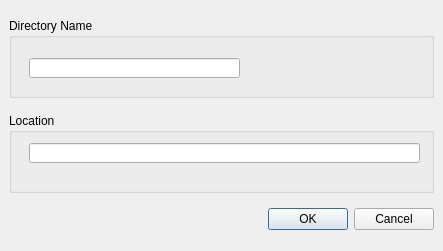
Qt form managefile/propofdirdialog.ui (MrMattMunro/filesearch) before a commit.
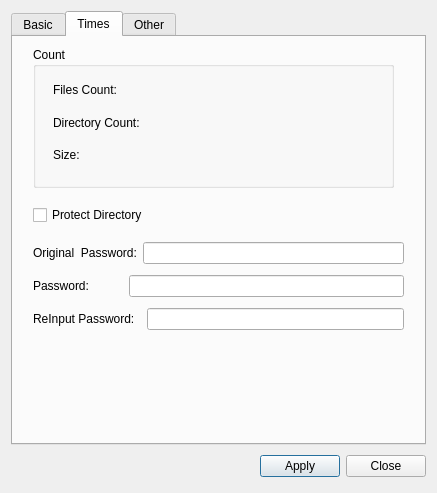
The same form after that commit.

The edit to the form file:
```diff
--- a/managefile/propofdirdialog.ui
+++ b/managefile/propofdirdialog.ui
@@ -6,87 +6,361 @@
    <rect>
     <x>0</x>
     <y>0</y>
-    <width>443</width>
-    <height>251</height>
+    <width>437</width>
+    <height>456</height>
    </rect>
   </property>
+  <property name="sizePolicy">
+   <sizepolicy hsizetype="Minimum" vsizetype="Preferred">
+    <horstretch>0</horstretch>
+    <verstretch>0</verstretch>
+   </sizepolicy>
+  </property>
   <property name="windowTitle">
    <string>Data Import</string>
   </property>
-  <layout class="QGridLayout">
-   <property name="margin">
-    <number>9</number>
-   </property>
-   <property name="spacing">
-    <number>6</number>
-   </property>
-   <item row="12" column="2">
-    <widget class="QDialogButtonBox" name="buttonBox">
-     <property name="whatsThis">
-      <string/>
+  <layout class="QVBoxLayout">
+   <item>
+    <widget class="QTabWidget" name="tabWidget">
+     <property name="currentIndex">
+      <number>1</number>
      </property>
-     <property name="orientation">
-      <enum>Qt::Horizontal</enum>
-     </property>
-     <property name="standardButtons">
-      <set>QDialogButtonBox::Cancel|QDialogButtonBox::Ok</set>
-     </property>
-    </widget>
-   </item>
-   <item row="6" column="2">
-    <widget class="QGroupBox" name="groupBox">
-     <property name="minimumSize">
-      <size>
-       <width>0</width>
-       <height>40</height>
-      </size>
-     </property>
-     <property name="maximumSize">
-      <size>
-       <width>500</width>
-       <height>80</height>
-      </size>
-     </property>
-     <property name="title">
-      <string>Directory Name</string>
-     </property>
-     <widget class="QLineEdit" name="dirName">
-      <property name="geometry">
-       <rect>
-        <x>20</x>
-        <y>40</y>
-        <width>211</width>
-        <height>20</height>
-       </rect>
-      </property>
-      <property name="toolTip">
-       <string>eg: *.doc,*.pdf</string>
-      </property>
+     <widget class="QWidget" name="basic">
+      <attribute name="title">
+       <string>Basic</string>
+      </attribute>
+      <layout class="QGridLayout" name="gridLayout_5">
+       <item row="0" column="0">
+        <widget class="QGroupBox" name="groupBox">
+         <property name="sizePolicy">
+          <sizepolicy hsizetype="Preferred" vsizetype="Preferred">
+           <horstretch>0</horstretch>
+           <verstretch>0</verstretch>
+          </sizepolicy>
+         </property>
+         <property name="title">
+          <string>Name</string>
+         </property>
+         <layout class="QGridLayout">
+          <item row="1" column="0">
+           <widget class="QLineEdit" name="name"/>
+          </item>
+         </layout>
+        </widget>
+       </item>
+       <item row="1" column="0">
+        <widget class="QGroupBox" name="groupBox_3">
+         <property name="title">
+          <string>UUID</string>
+         </property>
+         <layout class="QGridLayout" name="gridLayout_2">
+          <item row="0" column="0">
+           <widget class="QLineEdit" name="uuid"/>
+          </item>
+         </layout>
+        </widget>
+       </item>
+       <item row="2" column="0">
+        <widget class="QGroupBox" name="groupBox_4">
+         <property name="title">
+          <string>Icon</string>
+         </property>
+         <layout class="QGridLayout" name="gridLayout_3">
+          <item row="0" column="0">
+           <layout class="QHBoxLayout" name="horizontalLayout_7">
+            <item>
+             <widget class="QToolButton" name="icon">
+              <property name="text">
+               <string>...</string>
+              </property>
+             </widget>
+            </item>
+            <item>
+             <widget class="QToolButton" name="changIconBtn">
+              <property name="text">
+               <string>ChangeIcon</string>
+              </property>
+             </widget>
+            </item>
+           </layout>
+          </item>
+         </layout>
+        </widget>
+       </item>
+       <item row="3" column="0">
+        <widget class="QGroupBox" name="groupBox_5">
+         <property name="title">
+          <string>Location</string>
+         </property>
+         <layout class="QGridLayout" name="gridLayout_4">
+          <item row="0" column="0">
+           <widget class="QLineEdit" name="location"/>
+          </item>
+         </layout>
+        </widget>
+       </item>
+       <item row="4" column="0">
+        <widget class="QGroupBox" name="groupBox_2">
+         <property name="title">
+          <string>Description</string>
+         </property>
+         <layout class="QGridLayout" name="gridLayout">
+          <item row="0" column="0">
+           <widget class="QTextEdit" name="desp"/>
+          </item>
+         </layout>
+        </widget>
+       </item>
+      </layout>
      </widget>
+     <widget class="QWidget" name="protect">
+      <attribute name="title">
+       <string>Times</string>
+      </attribute>
+      <widget class="QGroupBox" name="groupBox_6">
+       <property name="geometry">
+        <rect>
+         <x>20</x>
+         <y>10</y>
+         <width>361</width>
+         <height>141</height>
+        </rect>
+       </property>
+       <property name="title">
+        <string>Count</string>
+       </property>
+       <widget class="QWidget" name="">
+        <property name="geometry">
+         <rect>
+          <x>20</x>
+          <y>30</y>
+          <width>101</width>
+          <height>91</height>
+         </rect>
+        </property>
+        <layout class="QVBoxLayout" name="verticalLayout_2">
+         <item>
+          <widget class="QLabel" name="label_2">
+           <property name="text">
+            <string>Files Count:</string>
+           </property>
+          </widget>
+         </item>
+         <item>
+          <widget class="QLabel" name="label_3">
+           <property name="text">
+            <string>Directory Count:</string>
+           </property>
+          </widget>
+         </item>
+         <item>
+          <widget class="QLabel" name="label">
+           <property name="text">
+            <string>Size:</string>
+           </property>
+          </widget>
+         </item>
+        </layout>
+       </widget>
+       <widget class="QWidget" name="">
+        <property name="geometry">
+         <rect>
+          <x>130</x>
+          <y>30</y>
+          <width>101</width>
+          <height>91</height>
+         </rect>
+        </property>
+        <layout class="QVBoxLayout" name="verticalLayout_3">
+         <item>
+          <widget class="QLabel" name="fileCount">
+           <property name="text">
+            <string/>
+           </property>
+          </widget>
+         </item>
+         <item>
+          <widget class="QLabel" name="dirCount">
+           <property name="text">
+            <string/>
+           </property>
+          </widget>
+         </item>
+         <item>
+          <widget class="QLabel" name="fileSize">
+           <property name="text">
+            <string/>
+           </property>
+          </widget>
+         </item>
+        </layout>
+       </widget>
+      </widget>
+      <widget class="QCheckBox" name="isProtect">
+       <property name="geometry">
+        <rect>
+         <x>20</x>
+         <y>170</y>
+         <width>125</width>
+         <height>16</height>
+        </rect>
+       </property>
+       <property name="text">
+        <string>Protect Directory</string>
+       </property>
+      </widget>
+      <widget class="QWidget" name="">
+       <property name="geometry">
+        <rect>
+         <x>20</x>
+         <y>200</y>
+         <width>371</width>
+         <height>101</height>
+        </rect>
+       </property>
+       <layout class="QVBoxLayout" name="verticalLayout">
+        <item>
+         <layout class="QHBoxLayout" name="horizontalLayout_4">
+          <item>
+           <widget class="QLabel" name="label_4">
+            <property name="text">
+             <string>Original  Password:</string>
+            </property>
+           </widget>
+          </item>
+          <item>
+           <widget class="QLineEdit" name="orgpwd">
+            <property name="echoMode">
+             <enum>QLineEdit::Password</enum>
+            </property>
+           </widget>
+          </item>
+         </layout>
+        </item>
+        <item>
+         <layout class="QHBoxLayout" name="horizontalLayout_6">
+          <item>
+           <widget class="QLabel" name="label_8">
+            <property name="text">
+             <string>Password:          </string>
+            </property>
+           </widget>
+          </item>
+          <item>
+           <widget class="QLineEdit" name="pwd">
+            <property name="echoMode">
+             <enum>QLineEdit::Password</enum>
+            </property>
+           </widget>
+          </item>
+         </layout>
+        </item>
+        <item>
+         <layout class="QHBoxLayout" name="horizontalLayout_5">
+          <item>
+           <widget class="QLabel" name="label_9">
+            <property name="text">
+             <string>ReInput Password:  </string>
+            </property>
+           </widget>
+          </item>
+          <item>
+           <widget class="QLineEdit" name="repwd">
+            <property name="echoMode">
+             <enum>QLineEdit::Password</enum>
+            </property>
+           </widget>
+          </item>
+         </layout>
+        </item>
+       </layout>
+      </widget>
+     </widget>
+     <widget class="QWidget" name="synch">
+      <attribute name="title">
+       <string>Other</string>
+      </attribute>
+      <widget class="QGroupBox" name="groupBox_7">
+       <property name="geometry">
+        <rect>
+         <x>10</x>
+         <y>65</y>
+         <width>395</width>
+         <height>53</height>
+        </rect>
+       </property>
+       <property name="title">
+        <string>Remote Version</string>
+       </property>
+       <layout class="QGridLayout" name="gridLayout_8">
+        <item row="0" column="0">
+         <widget class="QLineEdit" name="remoteVer"/>
+        </item>
+       </layout>
+      </widget>
+      <widget class="QGroupBox" name="groupBox_9">
+       <property name="geometry">
+        <rect>
+         <x>10</x>
+         <y>7</y>
+         <width>395</width>
+         <height>52</height>
+        </rect>
+       </property>
+       <property name="sizePolicy">
+        <sizepolicy hsizetype="Preferred" vsizetype="Preferred">
+         <horstretch>0</horstretch>
+         <verstretch>0</verstretch>
+        </sizepolicy>
+       </property>
+       <property name="title">
+        <string>Local Version</string>
+       </property>
+       <layout class="QGridLayout" name="_3">
+        <item row="1" column="0">
+         <widget class="QLineEdit" name="localVer"/>
+        </item>
+       </layout>
+      </widget>
+     </widget>
     </widget>
    </item>
-   <item row="7" column="2">
-    <widget class="QGroupBox" name="groupBox_2">
-     <property name="maximumSize">
-      <size>
-       <width>16777215</width>
-       <height>80</height>
-      </size>
+   <item>
+    <layout class="QHBoxLayout" name="_2">
+     <property name="spacing">
+      <number>6</number>
      </property>
-     <property name="title">
-      <string>Location</string>
+     <property name="margin">
+      <number>0</number>
      </property>
-     <widget class="QLineEdit" name="location">
-      <property name="geometry">
-       <rect>
-        <x>20</x>
-        <y>30</y>
-        <width>391</width>
-        <height>20</height>
-       </rect>
-      </property>
-     </widget>
-    </widget>
+     <item>
+      <spacer name="temp">
+       <property name="orientation">
+        <enum>Qt::Horizontal</enum>
+       </property>
+       <property name="sizeHint" stdset="0">
+        <size>
+         <width>41</width>
+         <height>31</height>
+        </size>
+       </property>
+      </spacer>
+     </item>
+     <item>
+      <widget class="QPushButton" name="applyBtn">
+       <property name="text">
+        <string>Apply</string>
+       </property>
+      </widget>
+     </item>
+     <item>
+      <widget class="QPushButton" name="closeBtn">
+       <property name="text">
+        <string>Close</string>
+       </property>
+      </widget>
+     </item>
+    </layout>
    </item>
   </layout>
  </widget>
```
Left out of the diff: 21 changed lines with no effect on the pictures.
